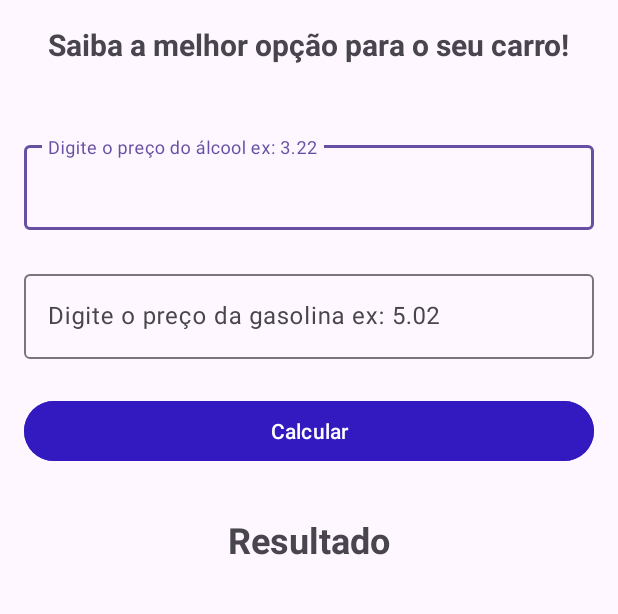
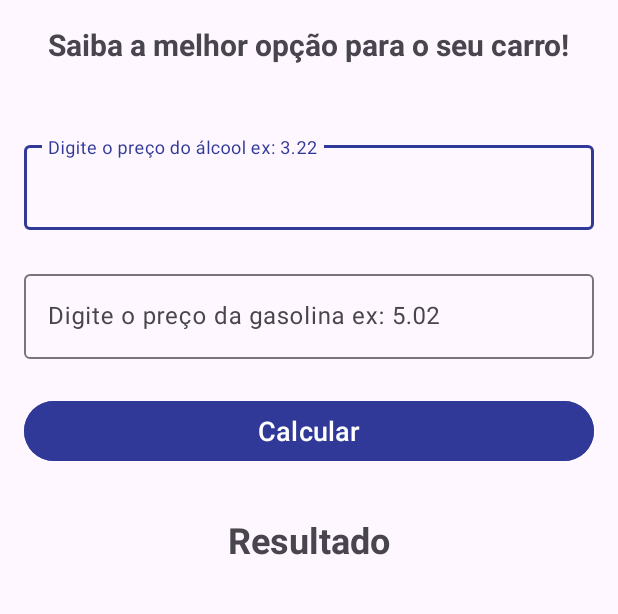
Before and after one commit to MarllonPX4/Alcool_ou_Gasolina, an Android app: the screen it shows after launch (MainActivity), on a phone screen of 412 x 824 dp, the part 171-785 px from its top. Run offline under Robolectric (Android 15) with nearby library versions, the phone set to English and light mode, and no system bars.

```diff
--- a/app/src/main/java/com/example/alcoolougasolina/MainActivity.kt
+++ b/app/src/main/java/com/example/alcoolougasolina/MainActivity.kt
@@ -2,10 +2,70 @@ package com.example.alcoolougasolina
 
 import androidx.appcompat.app.AppCompatActivity
 import android.os.Bundle
+import android.widget.Button
+import android.widget.TextView
+import com.google.android.material.textfield.TextInputEditText
+import com.google.android.material.textfield.TextInputLayout
 
 class MainActivity : AppCompatActivity() {
+
+    private lateinit var textInputAlcool: TextInputLayout
+    private lateinit var editAlcool: TextInputEditText
+    private lateinit var textInputGasolina: TextInputLayout
+    private lateinit var editGasolina: TextInputEditText
+
+    private  lateinit var buttonCalcular: Button
+    private  lateinit var textResult: TextView
+
+
     override fun onCreate(savedInstanceState: Bundle?) {
         super.onCreate(savedInstanceState)
         setContentView(R.layout.activity_main)
+        inicializarComponentesInterface()
+        buttonCalcular.setOnClickListener {
+            calcularMelhorPreco()
+        }
+    }
+
+    private fun calcularMelhorPreco() {
+        val precoAlcool = editAlcool.text.toString()
+        val precoGasolina = editGasolina.text.toString()
+
+        val validacao = validarCampos(precoAlcool, precoGasolina)
+
+        if(validacao){
+            val resultado = precoAlcool.toDouble() / precoGasolina.toDouble()
+
+            if (resultado >= 0.7){
+                textResult.text = "Melhor utilizar Gasolina"
+            }else{
+                textResult.text = "Melhor utilizar Álcool"
+            }
+        }
+    }
+
+    private fun validarCampos(pAlcool: String, pGasolina: String): Boolean {
+
+        textInputAlcool.error = null
+        textInputGasolina.error = null
+
+        if(pAlcool.isEmpty()){
+            textInputAlcool.error = "Digite o preço do Álcool"
+            return false
+        }else if (pGasolina.isEmpty()){
+            textInputGasolina.error = "Digite o preço da Gasolina"
+            return false
+        }
+        return true
+    }
+
+    private fun inicializarComponentesInterface(){
+        textInputAlcool = findViewById(R.id.text_Input_Alcool)
+        editAlcool = findViewById(R.id.edit_Alcool)
+        textInputGasolina = findViewById(R.id.text_Input_Gasolina)
+        editGasolina = findViewById(R.id.edit_Gasolina)
+
+        buttonCalcular = findViewById(R.id.button_Calcular)
+        textResult = findViewById(R.id.text_Result)
     }
 }
--- a/app/src/main/res/layout/activity_main.xml
+++ b/app/src/main/res/layout/activity_main.xml
@@ -44,7 +44,7 @@
         app:layout_constraintTop_toBottomOf="@+id/imageView" />
 
     <com.google.android.material.textfield.TextInputLayout
-        android:id="@+id/textInputLayout"
+        android:id="@+id/text_Input_Alcool"
         android:layout_width="0dp"
         android:layout_height="wrap_content"
         android:layout_marginStart="16dp"
@@ -56,6 +56,7 @@
         app:layout_constraintTop_toBottomOf="@+id/textView">
 
         <com.google.android.material.textfield.TextInputEditText
+            android:id="@+id/edit_Alcool"
             android:layout_width="match_parent"
             android:layout_height="wrap_content"
             android:hint="@string/HintAlcool"
@@ -63,7 +64,7 @@
     </com.google.android.material.textfield.TextInputLayout>
 
     <com.google.android.material.textfield.TextInputLayout
-        android:id="@+id/textInputLayout2"
+        android:id="@+id/text_Input_Gasolina"
         android:layout_width="0dp"
         android:layout_height="wrap_content"
         android:layout_marginStart="16dp"
@@ -72,9 +73,10 @@
         app:layout_constraintEnd_toEndOf="parent"
         app:layout_constraintHorizontal_bias="0.5"
         app:layout_constraintStart_toStartOf="parent"
-        app:layout_constraintTop_toBottomOf="@+id/textInputLayout">
+        app:layout_constraintTop_toBottomOf="@+id/text_Input_Alcool">
 
         <com.google.android.material.textfield.TextInputEditText
+            android:id="@+id/edit_Gasolina"
             android:layout_width="match_parent"
             android:layout_height="wrap_content"
             android:hint="@string/HintGasolina"
@@ -82,21 +84,22 @@
     </com.google.android.material.textfield.TextInputLayout>
 
     <Button
-        android:id="@+id/button"
+        android:id="@+id/button_Calcular"
         android:layout_width="0dp"
         android:layout_height="wrap_content"
         android:layout_marginStart="16dp"
         android:layout_marginTop="24dp"
         android:layout_marginEnd="16dp"
-        android:backgroundTint="@color/ButtonCalcular"
+        android:backgroundTint="@color/Azul"
         android:text="@string/ButtonCalcular"
+        android:textSize="18sp"
         app:layout_constraintEnd_toEndOf="parent"
         app:layout_constraintHorizontal_bias="0.5"
         app:layout_constraintStart_toStartOf="parent"
-        app:layout_constraintTop_toBottomOf="@+id/textInputLayout2" />
+        app:layout_constraintTop_toBottomOf="@+id/text_Input_Gasolina" />
 
     <TextView
-        android:id="@+id/textView2"
+        android:id="@+id/text_Result"
         android:layout_width="0dp"
         android:layout_height="wrap_content"
         android:layout_marginStart="16dp"
@@ -109,6 +112,6 @@
         app:layout_constraintEnd_toEndOf="parent"
         app:layout_constraintHorizontal_bias="0.5"
         app:layout_constraintStart_toStartOf="parent"
-        app:layout_constraintTop_toBottomOf="@+id/button" />
+        app:layout_constraintTop_toBottomOf="@+id/button_Calcular" />
 
 </androidx.constraintlayout.widget.ConstraintLayout>
--- a/app/src/main/res/values/colors.xml
+++ b/app/src/main/res/values/colors.xml
@@ -2,5 +2,6 @@
 <resources>
     <color name="black">#FF000000</color>
     <color name="white">#FFFFFFFF</color>
-    <color name="ButtonCalcular">#331AC0</color>
+    <color name="Azul">#303997</color>
+
 </resources>
--- a/app/src/main/res/values/strings.xml
+++ b/app/src/main/res/values/strings.xml
@@ -6,4 +6,5 @@
     <string name="HintAlcool">Digite o preço do álcool ex: 3.22</string>
     <string name="HintGasolina">Digite o preço da gasolina ex: 5.02</string>
 
+
 </resources>
--- a/app/src/main/res/values/themes.xml
+++ b/app/src/main/res/values/themes.xml
@@ -2,7 +2,7 @@
     <!-- Base application theme. -->
     <style name="Base.Theme.AlcoolOuGasolina" parent="Theme.Material3.DayNight.NoActionBar">
         <!-- Customize your light theme here. -->
-        <!-- <item name="colorPrimary">@color/my_light_primary</item> -->
+       <item name="colorPrimary">@color/Azul</item>
     </style>
 
     <style name="Theme.AlcoolOuGasolina" parent="Base.Theme.AlcoolOuGasolina" />
```
